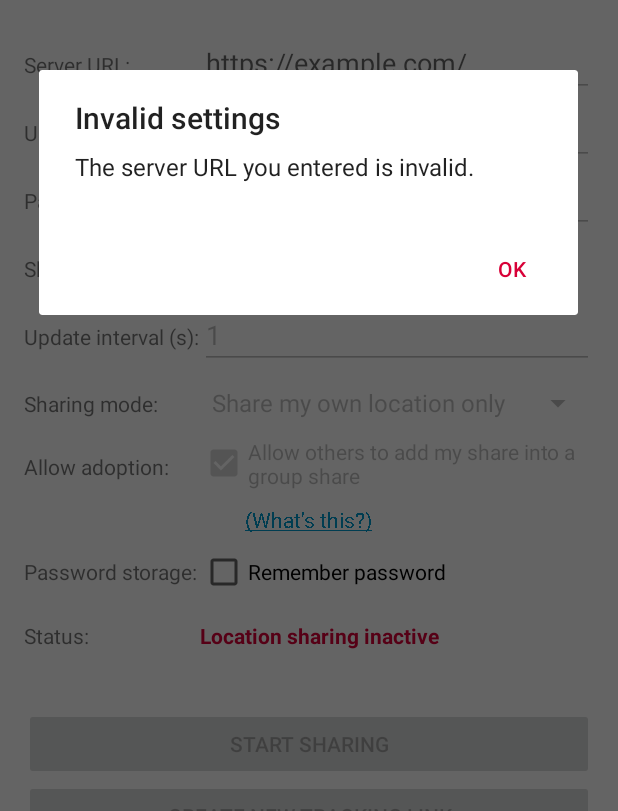
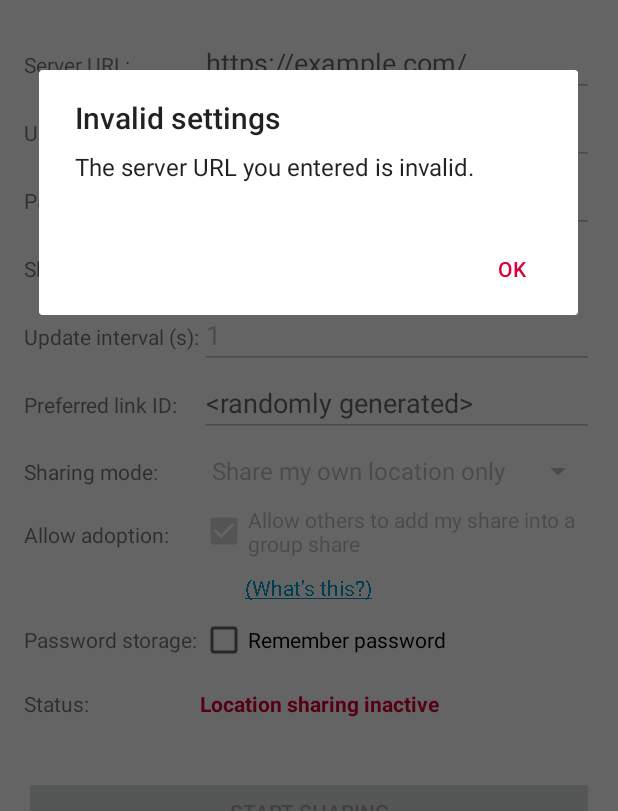
Before and after one commit to bilde2910/Hauk, an Android app: the screen it shows after launch (MainActivity), after a tap on "START SHARING", on a phone screen of 412 x 824 dp, the part 425-1236 px from its top. Run offline under Robolectric (Android 15) with nearby library versions, the phone set to English and light mode, and no system bars; 3 other taps on this screen came first.

Commit message:
Link requests; fixes #56

```diff
--- a/android/app/src/main/java/info/varden/hauk/Constants.java
+++ b/android/app/src/main/java/info/varden/hauk/Constants.java
@@ -29,6 +29,7 @@ public enum Constants {
     public static final Preference<String> PREF_PASSWORD = new Preference.String("password", "");
     public static final Preference<Integer> PREF_DURATION = new Preference.Integer("duration", 30);
     public static final Preference<Integer> PREF_INTERVAL = new Preference.Integer("interval", 1);
+    public static final Preference<String> PREF_CUSTOM_ID = new Preference.String("requestLink", "");
     public static final Preference<String> PREF_NICKNAME = new Preference.String("nickname", "");
     public static final Preference<Integer> PREF_DURATION_UNIT = new Preference.Integer("durUnit", Constants.DURATION_UNIT_MINUTES);
     public static final Preference<Boolean> PREF_REMEMBER_PASSWORD = new Preference.Boolean("rememberPassword", false);
@@ -59,6 +60,7 @@ public enum Constants {
     public static final String EXTRA_SESSION_USERNAME = "username";
     public static final String EXTRA_SESSION_PASSWORD = "password";
     public static final String EXTRA_SESSION_DURATION = "duration";
+    public static final String EXTRA_SESSION_CUSTOM_ID = "requestLink";
     public static final String EXTRA_SESSION_INTERVAL = "interval";
     public static final String EXTRA_SESSION_ALLOW_ADOPT = "adoptable";
 
--- a/android/app/src/main/java/info/varden/hauk/global/Receiver.java
+++ b/android/app/src/main/java/info/varden/hauk/global/Receiver.java
@@ -99,10 +99,11 @@ public final class Receiver extends BroadcastReceiver {
         String password = intent.hasExtra(Constants.EXTRA_SESSION_PASSWORD) ? intent.getStringExtra(Constants.EXTRA_SESSION_PASSWORD) : fallback.get(Constants.PREF_PASSWORD);
         int duration = intent.hasExtra(Constants.EXTRA_SESSION_DURATION) ? intent.getIntExtra(Constants.EXTRA_SESSION_DURATION, 0) : TimeUtils.timeUnitsToSeconds(fallback.get(Constants.PREF_DURATION), fallback.get(Constants.PREF_DURATION_UNIT));
         int interval = intent.hasExtra(Constants.EXTRA_SESSION_INTERVAL) ? intent.getIntExtra(Constants.EXTRA_SESSION_INTERVAL, 0) : fallback.get(Constants.PREF_INTERVAL);
+        String customID = intent.hasExtra(Constants.EXTRA_SESSION_CUSTOM_ID) ? intent.getStringExtra(Constants.EXTRA_SESSION_CUSTOM_ID) : fallback.get(Constants.PREF_CUSTOM_ID);
 
         assert server != null;
         server = server.endsWith("/") ? server : server + "/";
 
-        return new SessionInitiationPacket.InitParameters(server, username, password, duration, interval);
+        return new SessionInitiationPacket.InitParameters(server, username, password, duration, interval, customID);
     }
 }
--- a/android/app/src/main/java/info/varden/hauk/http/SessionInitiationPacket.java
+++ b/android/app/src/main/java/info/varden/hauk/http/SessionInitiationPacket.java
@@ -34,6 +34,9 @@ public class SessionInitiationPacket extends Packet {
         this.handler = handler;
         if (params.getUsername() != null) {
             setParameter(Constants.PACKET_PARAM_USERNAME, params.getUsername());
+        }
+        if (params.getCustomID() != null) {
+            setParameter(Constants.PACKET_PARAM_SHARE_ID, params.getCustomID());
         }
         setParameter(Constants.PACKET_PARAM_PASSWORD, params.getPassword());
         setParameter(Constants.PACKET_PARAM_DURATION, String.valueOf(params.getDuration()));
@@ -178,6 +181,7 @@ public class SessionInitiationPacket extends Packet {
         private final String password;
         private final int duration;
         private final int interval;
+        private final String customID;
 
         /**
          * Declares initialization parameters for a session initiation request.
@@ -188,12 +192,13 @@ public class SessionInitiationPacket extends Packet {
          * @param duration The duration, in seconds, to run the share for.
          * @param interval The interval, in seconds, between each sent location update.
          */
-        public InitParameters(String server, String username, String password, int duration, int interval) {
+        public InitParameters(String server, String username, String password, int duration, int interval, String customID) {
             this.server = server;
-            this.username = username.isEmpty() ? null : username;
+            this.username = username == null || username.isEmpty() ? null : username;
             this.password = password;
             this.duration = duration;
             this.interval = interval;
+            this.customID = customID == null || customID.isEmpty() ? null : customID;
         }
 
         String getServerURL() {
@@ -216,5 +221,10 @@ public class SessionInitiationPacket extends Packet {
         int getInterval() {
             return this.interval;
         }
+
+        @Nullable
+        String getCustomID() {
+            return this.customID;
+        }
     }
 }
--- a/android/app/src/main/java/info/varden/hauk/ui/MainActivity.java
+++ b/android/app/src/main/java/info/varden/hauk/ui/MainActivity.java
@@ -161,6 +161,7 @@ public final class MainActivity extends AppCompatActivity {
         String password = ((TextView) findViewById(R.id.txtPassword)).getText().toString();
         int duration = Integer.parseInt(((TextView) findViewById(R.id.txtDuration)).getText().toString());
         int interval = Integer.parseInt(((TextView) findViewById(R.id.txtInterval)).getText().toString());
+        String customID = ((TextView) findViewById(R.id.txtCustomID)).getText().toString().trim();
         String nickname = ((TextView) findViewById(R.id.txtNickname)).getText().toString().trim();
         @SuppressWarnings("OverlyStrongTypeCast") ShareMode mode = ShareMode.fromMode(((Spinner) findViewById(R.id.selMode)).getSelectedItemPosition());
         String groupPin = ((TextView) findViewById(R.id.txtGroupCode)).getText().toString();
@@ -175,6 +176,7 @@ public final class MainActivity extends AppCompatActivity {
         prefs.set(Constants.PREF_USERNAME, username);
         prefs.set(Constants.PREF_DURATION, duration);
         prefs.set(Constants.PREF_INTERVAL, interval);
+        prefs.set(Constants.PREF_CUSTOM_ID, customID);
         prefs.set(Constants.PREF_DURATION_UNIT, durUnit);
         prefs.set(Constants.PREF_NICKNAME, nickname);
         prefs.set(Constants.PREF_ALLOW_ADOPTION, allowAdoption);
@@ -192,7 +194,7 @@ public final class MainActivity extends AppCompatActivity {
         // The backend takes duration in seconds, so convert the minutes supplied by the user.
         duration = TimeUtils.timeUnitsToSeconds(duration, durUnit);
 
-        SessionInitiationPacket.InitParameters initParams = new SessionInitiationPacket.InitParameters(server, username, password, duration, interval);
+        SessionInitiationPacket.InitParameters initParams = new SessionInitiationPacket.InitParameters(server, username, password, duration, interval, customID);
         SessionInitiationResponseHandler responseHandler = new SessionInitiationResponseHandlerImpl();
 
         try {
@@ -241,6 +243,15 @@ public final class MainActivity extends AppCompatActivity {
     }
 
     /**
+     * On-tap handler for the "show advanced settings" button.
+     */
+    public void showAdvancedSettings(View view) {
+        view.setVisibility(View.GONE);
+        findViewById(R.id.rowUpdateInterval).setVisibility(View.VISIBLE);
+        findViewById(R.id.rowCustomID).setVisibility(View.VISIBLE);
+    }
+
+    /**
      * This function is called by onCreate() to initialize class-level variables for usage in this
      * activity.
      */
@@ -252,6 +263,7 @@ public final class MainActivity extends AppCompatActivity {
                 findViewById(R.id.txtPassword),
                 findViewById(R.id.txtDuration),
                 findViewById(R.id.txtInterval),
+                findViewById(R.id.txtCustomID),
 
                 findViewById(R.id.selUnit),
                 findViewById(R.id.selMode),
@@ -292,6 +304,7 @@ public final class MainActivity extends AppCompatActivity {
         ((TextView) findViewById(R.id.txtUsername)).setText(prefs.get(Constants.PREF_USERNAME));
         ((TextView) findViewById(R.id.txtDuration)).setText(String.valueOf(prefs.get(Constants.PREF_DURATION)));
         ((TextView) findViewById(R.id.txtInterval)).setText(String.valueOf(prefs.get(Constants.PREF_INTERVAL)));
+        ((TextView) findViewById(R.id.txtCustomID)).setText(prefs.get(Constants.PREF_CUSTOM_ID));
         ((TextView) findViewById(R.id.txtPassword)).setText(prefs.get(Constants.PREF_PASSWORD));
         ((TextView) findViewById(R.id.txtNickname)).setText(prefs.get(Constants.PREF_NICKNAME));
         // Because I can choose between an unchecked cast warning and an overly strong cast warning,
--- a/android/app/src/main/res/layout/activity_main.xml
+++ b/android/app/src/main/res/layout/activity_main.xml
@@ -84,7 +84,7 @@
                     <TextView
                         android:layout_width="wrap_content"
                         android:layout_height="wrap_content"
-                        android:labelFor="@id/txtPassword"
+                        android:labelFor="@id/txtUsername"
                         android:text="@string/label_username" />
 
                     <EditText
@@ -147,10 +147,25 @@
                         android:gravity="center_vertical"/>
                 </TableRow>
 
-                <!-- Update interval, in seconds. -->
                 <TableRow
                     android:layout_width="match_parent"
                     android:layout_height="match_parent">
+
+                    <Button
+                        android:layout_width="match_parent"
+                        android:layout_height="wrap_content"
+                        android:layout_span="2"
+                        android:text="@string/btn_advanced"
+                        android:onClick="showAdvancedSettings"
+                        style="?android:attr/borderlessButtonStyle" />
+                </TableRow>
+
+                <!-- Update interval, in seconds. -->
+                <TableRow
+                    android:id="@+id/rowUpdateInterval"
+                    android:layout_width="match_parent"
+                    android:layout_height="match_parent"
+                    android:visibility="gone">
 
                     <TextView
                         android:layout_width="wrap_content"
@@ -166,6 +181,30 @@
                         android:autofillHints="seconds"
                         android:ems="10"
                         android:inputType="number" />
+                </TableRow>
+
+                <!-- Custom link ID. -->
+                <TableRow
+                    android:id="@+id/rowCustomID"
+                    android:layout_width="match_parent"
+                    android:layout_height="match_parent"
+                    android:visibility="gone">
+
+                    <TextView
+                        android:layout_width="wrap_content"
+                        android:layout_height="wrap_content"
+                        android:labelFor="@id/txtCustomID"
+                        android:text="@string/label_custom_id" />
+
+                    <EditText
+                        android:id="@+id/txtCustomID"
+                        android:layout_width="match_parent"
+                        android:layout_height="wrap_content"
+                        android:layout_weight="1"
+                        android:ems="10"
+                        android:inputType="textShortMessage"
+                        android:hint="@string/label_custom_id_hint"
+                        android:autofillHints="username" />
                 </TableRow>
 
                 <!-- The sharing mode (alone or group share). -->
--- a/android/app/src/main/res/values/strings.xml
+++ b/android/app/src/main/res/values/strings.xml
@@ -10,6 +10,8 @@
     <string name="label_password">Password:</string>
     <string name="label_duration">Share duration:</string>
     <string name="label_interval">Update interval (s):</string>
+    <string name="label_custom_id">Preferred link ID:</string>
+    <string name="label_custom_id_hint">&lt;randomly generated&gt;</string>
     <string name="label_mode">Sharing mode:</string>
     <string name="label_allow_adopt">Allow adoption:</string>
     <string name="chk_allow_adopt">Allow others to add my share into a group share</string>
@@ -21,6 +23,7 @@
     <string name="label_share_url">Share ID/URL:</string>
     <string name="chk_remember">Remember password</string>
 
+    <string name="btn_advanced">Show advanced settings</string>
     <string name="btn_start">Start sharing</string>
     <string name="btn_stop">Stop sharing [%s]</string>
     <string name="btn_link">Create new tracking link</string>
```
Also changed, not shown: 3 other files.
